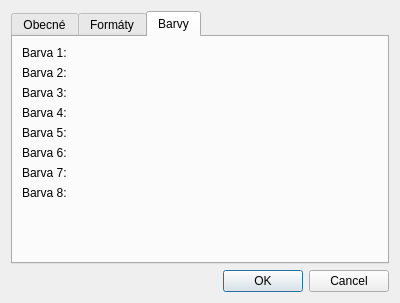
Above: settings.ui from Curtis-Ray/todo before the change. Below: the same form after it.
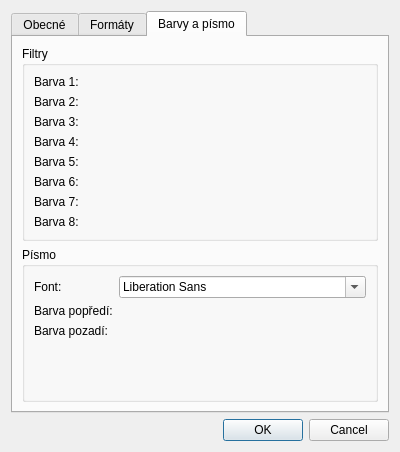
That is the form after the change.

Commit message: Settings dialog changes, tray icon with connected actions and context menu changes.

The edit to the form file:
```diff
--- a/settings.ui
+++ b/settings.ui
@@ -7,7 +7,7 @@
     <x>0</x>
     <y>0</y>
     <width>400</width>
-    <height>303</height>
+    <height>452</height>
    </rect>
   </property>
   <property name="windowTitle">
@@ -77,21 +77,20 @@
      </widget>
      <widget class="QWidget" name="colors">
       <attribute name="title">
-       <string>Barvy</string>
+       <string>Barvy a písmo</string>
       </attribute>
       <layout class="QGridLayout" name="colorsGridLayout">
        <item row="0" column="0">
+        <widget class="QGroupBox" name="groupBox">
+         <property name="title">
+          <string>Filtry</string>
+         </property>
+         <layout class="QGridLayout" name="gridLayout">
+          <item row="0" column="0">
         <layout class="QFormLayout" name="colorsLayout">
          <property name="fieldGrowthPolicy">
           <enum>QFormLayout::AllNonFixedFieldsGrow</enum>
          </property>
-         <item row="0" column="0">
-          <widget class="QLabel" name="color1Label">
-           <property name="text">
-            <string>Barva 1:</string>
-           </property>
-          </widget>
-         </item>
          <item row="1" column="0">
           <widget class="QLabel" name="color2Label">
            <property name="text">
@@ -99,6 +98,9 @@
            </property>
           </widget>
          </item>
+            <item row="1" column="1">
+             <widget class="QWidget" name="color2Widget" native="true"/>
+            </item>
          <item row="2" column="0">
           <widget class="QLabel" name="color3Label">
            <property name="text">
@@ -106,6 +108,9 @@
            </property>
           </widget>
          </item>
+            <item row="2" column="1">
+             <widget class="QWidget" name="color3Widget" native="true"/>
+            </item>
          <item row="3" column="0">
           <widget class="QLabel" name="color4Label">
            <property name="text">
@@ -113,6 +118,9 @@
            </property>
           </widget>
          </item>
+            <item row="3" column="1">
+             <widget class="QWidget" name="color4Widget" native="true"/>
+            </item>
          <item row="4" column="0">
           <widget class="QLabel" name="color5Label">
            <property name="text">
@@ -120,6 +128,9 @@
            </property>
           </widget>
          </item>
+            <item row="4" column="1">
+             <widget class="QWidget" name="color5Widget" native="true"/>
+            </item>
          <item row="5" column="0">
           <widget class="QLabel" name="color6Label">
            <property name="text">
@@ -127,6 +138,9 @@
            </property>
           </widget>
          </item>
+            <item row="5" column="1">
+             <widget class="QWidget" name="color6Widget" native="true"/>
+            </item>
          <item row="6" column="0">
           <widget class="QLabel" name="color7Label">
            <property name="text">
@@ -134,6 +148,9 @@
            </property>
           </widget>
          </item>
+            <item row="6" column="1">
+             <widget class="QWidget" name="color7Widget" native="true"/>
+            </item>
          <item row="7" column="0">
           <widget class="QLabel" name="color8Label">
            <property name="text">
@@ -141,31 +158,66 @@
            </property>
           </widget>
          </item>
-         <item row="0" column="1">
-          <widget class="QWidget" name="color1Widget" native="true"/>
-         </item>
-         <item row="1" column="1">
-          <widget class="QWidget" name="color2Widget" native="true"/>
-         </item>
-         <item row="2" column="1">
-          <widget class="QWidget" name="color3Widget" native="true"/>
-         </item>
-         <item row="3" column="1">
-          <widget class="QWidget" name="color4Widget" native="true"/>
-         </item>
-         <item row="4" column="1">
-          <widget class="QWidget" name="color5Widget" native="true"/>
-         </item>
-         <item row="5" column="1">
-          <widget class="QWidget" name="color6Widget" native="true"/>
-         </item>
-         <item row="6" column="1">
-          <widget class="QWidget" name="color7Widget" native="true"/>
-         </item>
          <item row="7" column="1">
           <widget class="QWidget" name="color8Widget" native="true"/>
          </item>
-        </layout>
+            <item row="0" column="0">
+             <widget class="QLabel" name="color1Label">
+              <property name="text">
+               <string>Barva 1:</string>
+              </property>
+             </widget>
+            </item>
+            <item row="0" column="1">
+             <widget class="QWidget" name="color1Widget" native="true"/>
+            </item>
+           </layout>
+          </item>
+         </layout>
+        </widget>
+       </item>
+       <item row="1" column="0">
+        <widget class="QGroupBox" name="groupBox_2">
+         <property name="title">
+          <string>Písmo</string>
+         </property>
+         <layout class="QGridLayout" name="gridLayout_2">
+          <item row="0" column="0">
+           <layout class="QFormLayout" name="formLayout">
+            <item row="0" column="0">
+             <widget class="QLabel" name="label">
+              <property name="text">
+               <string>Font:</string>
+              </property>
+             </widget>
+            </item>
+            <item row="1" column="0">
+             <widget class="QLabel" name="label_2">
+              <property name="text">
+               <string>Barva popředí:</string>
+              </property>
+             </widget>
+            </item>
+            <item row="2" column="0">
+             <widget class="QLabel" name="label_3">
+              <property name="text">
+               <string>Barva pozadí:</string>
+              </property>
+             </widget>
+            </item>
+            <item row="0" column="1">
+             <widget class="QFontComboBox" name="fontComboBox"/>
+            </item>
+            <item row="1" column="1">
+             <widget class="QWidget" name="widget" native="true"/>
+            </item>
+            <item row="2" column="1">
+             <widget class="QWidget" name="widget_2" native="true"/>
+            </item>
+           </layout>
+          </item>
+         </layout>
+        </widget>
        </item>
       </layout>
      </widget>
```
Lines whose indentation alone changed are shown as unchanged. The commit also changes 2 other files.
